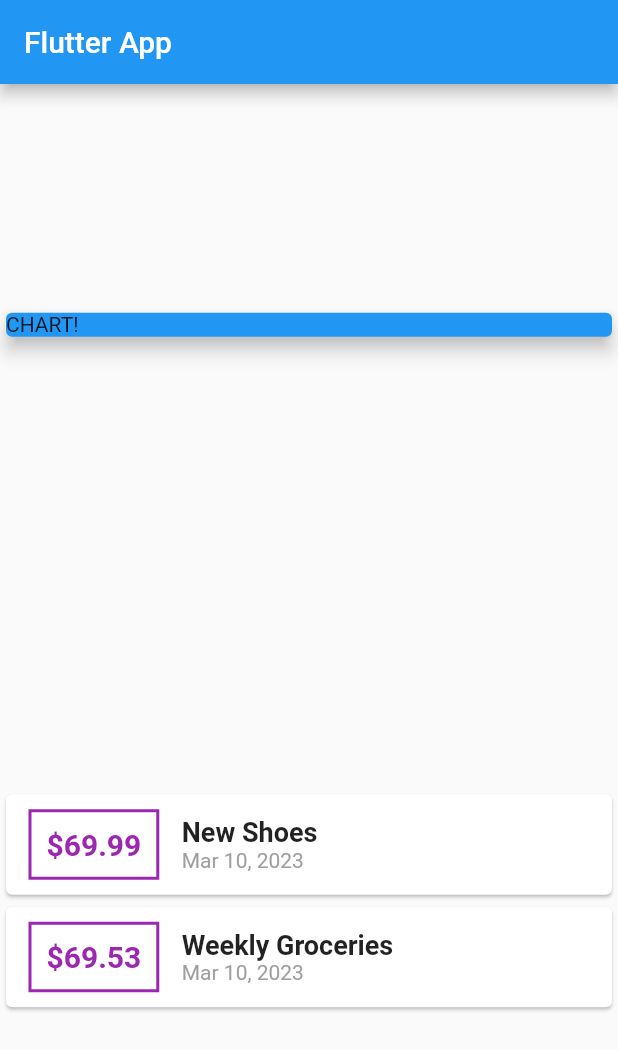
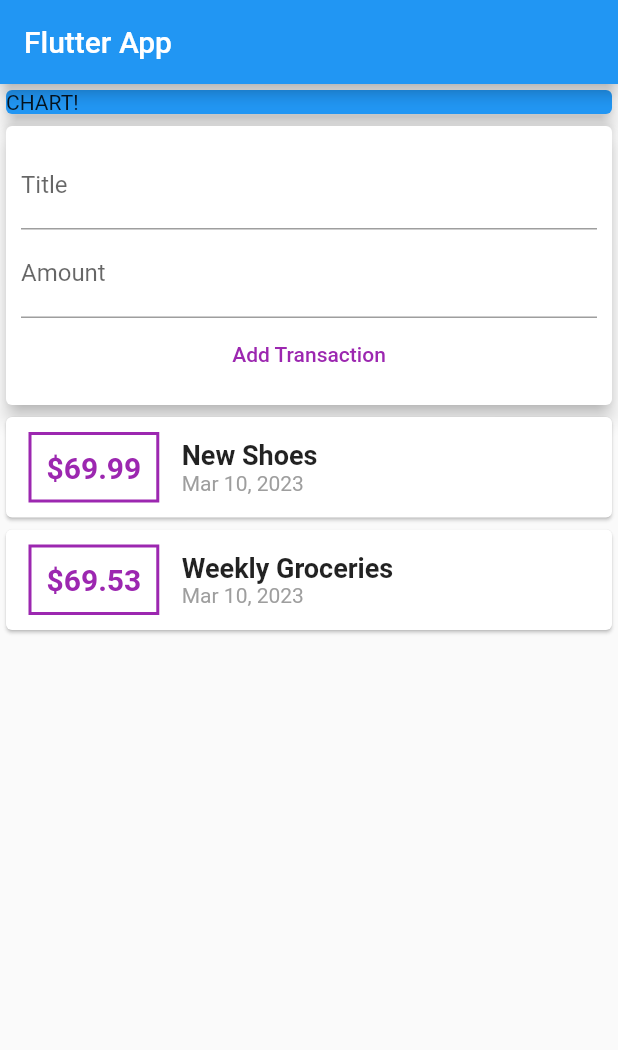
Before and after one commit to Muhamadfikri20/flutter_complete_guide_2, a Flutter app: the screen it shows after launch, on a phone screen of 412 x 824 dp. Shown: the top 1050 px of the screen. Run offline on Flutter 3.47's test engine with Material 2 defaults, Android fonts, the light colour scheme and no system bars.

Commit message:
adding_text_input_widgets_TextField

```diff
--- a/lib/main.dart
+++ b/lib/main.dart
@@ -28,7 +28,7 @@
           title: Text('Flutter App'),
         ),
         body: Column(
-          mainAxisAlignment: MainAxisAlignment.spaceAround,
+          // mainAxisAlignment: MainAxisAlignment.start,
           crossAxisAlignment: CrossAxisAlignment.stretch,
           children: [
             Container(
@@ -38,6 +38,26 @@
                 child: Text('CHART!'),
                 elevation: 5,
               ),
+            ),
+            Card(
+              elevation: 5,
+              child: Container(
+                  padding: EdgeInsets.all(10),
+                  child: Column(
+                    children: [
+                      TextField(
+                        decoration: InputDecoration(labelText: 'Title'),
+                      ),
+                      TextField(
+                        decoration: InputDecoration(labelText: 'Amount'),
+                      ),
+                      FlatButton(
+                        onPressed: () {},
+                        child: Text('Add Transaction'),
+                        textColor: Colors.purple,
+                      )
+                    ],
+                  )),
             ),
             Column(
                 children: transactions.map((tx) {
```
